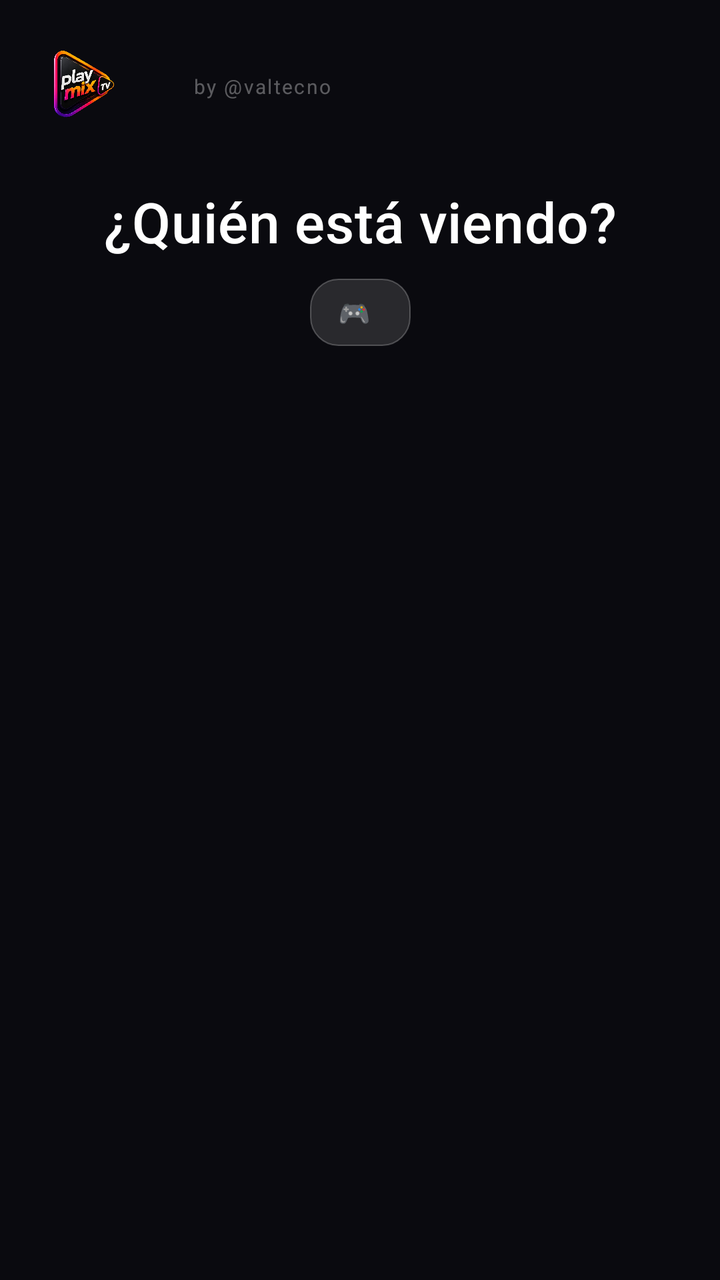
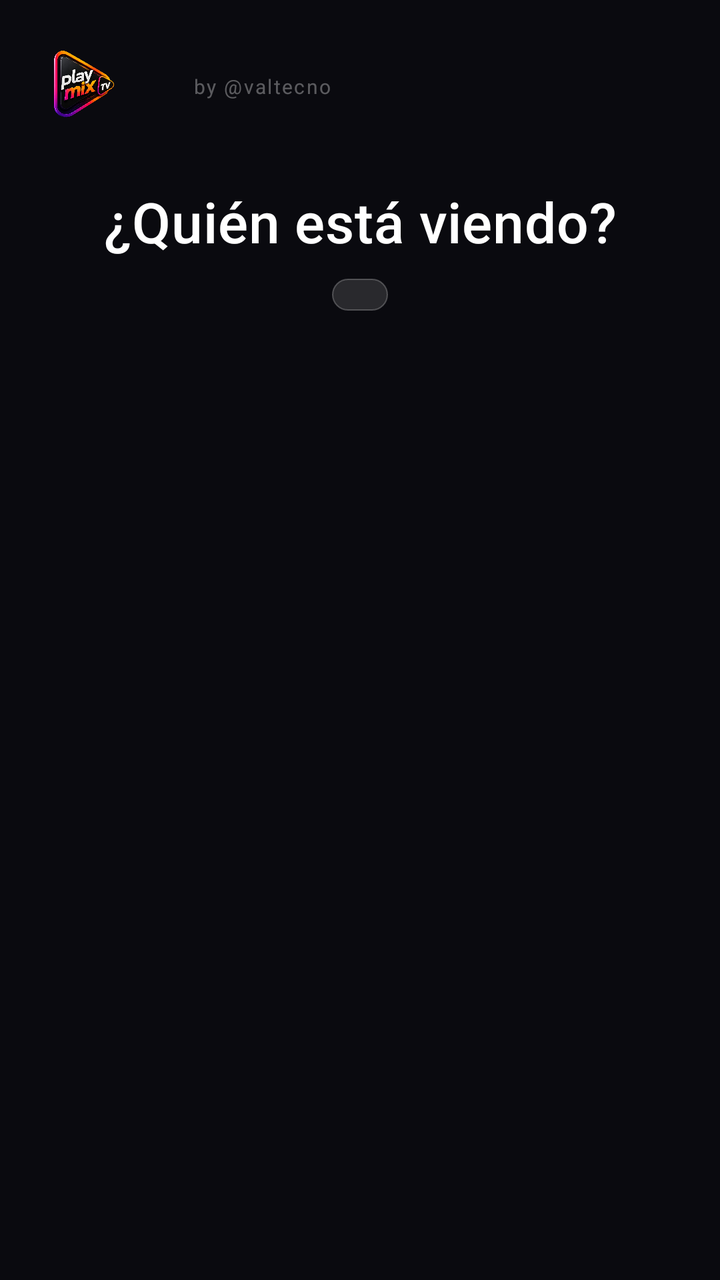

The first picture is an Android layout as it rendered before a commit; the second is the same layout after the commit. The layout source and the unified diff follow.
<!-- AndroidManifest.xml: application theme Theme.MiIPTV -->
<!-- res/layout/activity_profile_selector.xml -->
<?xml version="1.0" encoding="utf-8"?>
<androidx.constraintlayout.widget.ConstraintLayout
    xmlns:android="http://schemas.android.com/apk/res/android"
    xmlns:app="http://schemas.android.com/apk/res-auto"
    android:layout_width="match_parent"
    android:layout_height="match_parent"
    android:background="@color/background_dark">

    
    <ImageView
        android:id="@+id/ivLogo"
        android:layout_width="0dp"
        android:layout_height="36dp"
        android:src="@drawable/logo_playmix"
        android:scaleType="fitStart"
        android:contentDescription="@string/app_name"
        android:layout_marginStart="24dp"
        android:layout_marginTop="24dp"
        app:layout_constraintWidth_percent="0.18"
        app:layout_constraintTop_toTopOf="parent"
        app:layout_constraintStart_toStartOf="parent" />

    
    <TextView
        android:id="@+id/tvBrand"
        android:layout_width="wrap_content"
        android:layout_height="wrap_content"
        android:text="@string/app_author"
        android:textColor="#55FFFFFF"
        android:textSize="10sp"
        android:letterSpacing="0.08"
        android:layout_marginStart="8dp"
        android:layout_marginTop="2dp"
        app:layout_constraintTop_toTopOf="@id/ivLogo"
        app:layout_constraintBottom_toBottomOf="@id/ivLogo"
        app:layout_constraintStart_toEndOf="@id/ivLogo" />

    
    <TextView
        android:id="@+id/tvProfileTitle"
        android:layout_width="wrap_content"
        android:layout_height="wrap_content"
        android:text="@string/profile_who_is_watching"
        android:textColor="#FFFFFF"
        android:textSize="28sp"
        android:fontFamily="sans-serif-medium"
        android:letterSpacing="0.01"
        app:layout_constraintTop_toBottomOf="@id/ivLogo"
        app:layout_constraintStart_toStartOf="parent"
        app:layout_constraintEnd_toEndOf="parent"
        android:layout_marginTop="32dp" />

    
    <LinearLayout
        android:id="@+id/llTvHint"
        android:layout_width="wrap_content"
        android:layout_height="wrap_content"
        android:orientation="horizontal"
        android:gravity="center_vertical"
        android:background="@drawable/bg_glass_card"
        android:paddingStart="14dp"
        android:paddingEnd="14dp"
        android:paddingTop="8dp"
        android:paddingBottom="8dp"
        android:layout_marginTop="10dp"
        app:layout_constraintTop_toBottomOf="@id/tvProfileTitle"
        app:layout_constraintStart_toStartOf="parent"
        app:layout_constraintEnd_toEndOf="parent">

        
        <TextView
            android:layout_width="wrap_content"
            android:layout_height="wrap_content"
            android:text="🎮"
            android:textSize="13sp"
            android:layout_marginEnd="6dp" />

        <TextView
            android:id="@+id/tvTvHint"
            android:layout_width="wrap_content"
            android:layout_height="wrap_content"
            android:text="@string/profile_tv_edit_hint"
            android:textColor="#AAFFFFFF"
            android:textSize="12sp"
            android:visibility="gone" />

    </LinearLayout>

    
    <androidx.recyclerview.widget.RecyclerView
        android:id="@+id/rvProfiles"
        android:layout_width="0dp"
        android:layout_height="wrap_content"
        android:clipToPadding="false"
        android:paddingHorizontal="24dp"
        android:descendantFocusability="afterDescendants"
        app:layout_constraintTop_toBottomOf="@id/llTvHint"
        app:layout_constraintStart_toStartOf="parent"
        app:layout_constraintEnd_toEndOf="parent"
        app:layout_constraintBottom_toBottomOf="parent"
        android:layout_marginTop="28dp"
        android:layout_marginBottom="60dp" />

</androidx.constraintlayout.widget.ConstraintLayout>
<!-- resources referenced by this layout -->
<resources>
  <color name="background_dark">#0A0A0F</color>
  <!-- drawable bg_glass_card (drawable) -->
  <?xml version="1.0" encoding="utf-8"?>
  <shape xmlns:android="http://schemas.android.com/apk/res/android"
      android:shape="rectangle">
      <solid android:color="@color/glass_card" />
      <corners android:radius="14dp" />
      <stroke android:width="0.6dp" android:color="@color/glass_border" />
  </shape>
  <string name="app_author">by @valtecno</string>
  <string name="app_name">PlayMix TV</string>
  <string name="profile_tv_edit_hint">Mantén pulsado OK sobre un perfil para cambiar su ícono, color y nombre</string>
  <string name="profile_who_is_watching">¿Quién está viendo?</string>
  <color name="glass_card">#20FFFFFF</color>
  <color name="glass_border">#3DFFFFFF</color>
  <color name="text_light">#FFFFFF</color>
  <color name="text_muted">#B8AED1</color>
  <color name="brand_primary">#FF3CAC</color>
  <color name="brand_primary_dark">#1A0B2E</color>
  <color name="brand_accent">#FF6A00</color>
  <!-- drawable bg_screen (drawable) -->
  <?xml version="1.0" encoding="utf-8"?>
  <layer-list xmlns:android="http://schemas.android.com/apk/res/android">
      <item android:drawable="@drawable/bg_app_gradient" />
      <item android:drawable="@drawable/bg_glow_top" android:top="-120dp" />
  </layer-list>
  <!-- drawable bg_dialog (drawable) -->
  <?xml version="1.0" encoding="utf-8"?>
  <shape xmlns:android="http://schemas.android.com/apk/res/android"
      android:shape="rectangle">
      <solid android:color="@color/dialog_bg" />
      <corners android:radius="16dp" />
      <stroke android:width="1dp" android:color="@color/glass_border" />
  </shape>
  <style name="DialogButtonFramework" parent="android:Widget.Material.Button.Borderless">
          <item name="android:textColor">@color/text_light</item>
          <item name="android:textStyle">bold</item>
      </style>
  <color name="dialog_bg">#1B1230</color>
  <style name="DialogButton" parent="Widget.MaterialComponents.Button.TextButton.Dialog">
          <item name="android:textColor">@color/text_light</item>
          <item name="android:textStyle">bold</item>
          <item name="rippleColor">@color/brand_primary</item>
      </style>
  <!-- drawable bg_app_gradient (drawable) -->
  <?xml version="1.0" encoding="utf-8"?>
  <shape xmlns:android="http://schemas.android.com/apk/res/android"
      android:shape="rectangle">
      <gradient
          android:type="linear"
          android:angle="135"
          android:startColor="@color/background_gradient_start"
          android:endColor="@color/background_gradient_end" />
  </shape>
  <!-- drawable bg_glow_top (drawable) -->
  <?xml version="1.0" encoding="utf-8"?>
  <shape xmlns:android="http://schemas.android.com/apk/res/android"
      android:shape="oval">
      <gradient
          android:type="radial"
          android:gradientRadius="380dp"
          android:centerX="0.5"
          android:centerY="0"
          android:startColor="#40FF3CAC"
          android:centerColor="#15FF6A00"
          android:endColor="#00000000" />
  </shape>
  <color name="background_gradient_start">#241242</color>
  <color name="background_gradient_end">#0A0A0F</color>
  <!-- unchanged entries left out for length: 3 -->
</resources>

<!-- the commit's change to res/layout/activity_profile_selector.xml (unified diff, before → after) -->
@@ -67,14 +67,6 @@
         app:layout_constraintStart_toStartOf="parent"
         app:layout_constraintEnd_toEndOf="parent">
 
-        
-        <TextView
-            android:layout_width="wrap_content"
-            android:layout_height="wrap_content"
-            android:text="🎮"
-            android:textSize="13sp"
-            android:layout_marginEnd="6dp" />
-
         <TextView
             android:id="@+id/tvTvHint"
             android:layout_width="wrap_content"
<!-- resource entries referenced after the edit -->
@@ -11,7 +11,7 @@
   </shape>
   <string name="app_author">by @valtecno</string>
   <string name="app_name">PlayMix TV</string>
-  <string name="profile_tv_edit_hint">Mantén pulsado OK sobre un perfil para cambiar su ícono, color y nombre</string>
+  <string name="profile_tv_edit_hint">Mantén presionado para editar tu perfil</string>
   <string name="profile_who_is_watching">¿Quién está viendo?</string>
   <color name="glass_card">#20FFFFFF</color>
   <color name="glass_border">#3DFFFFFF</color>
